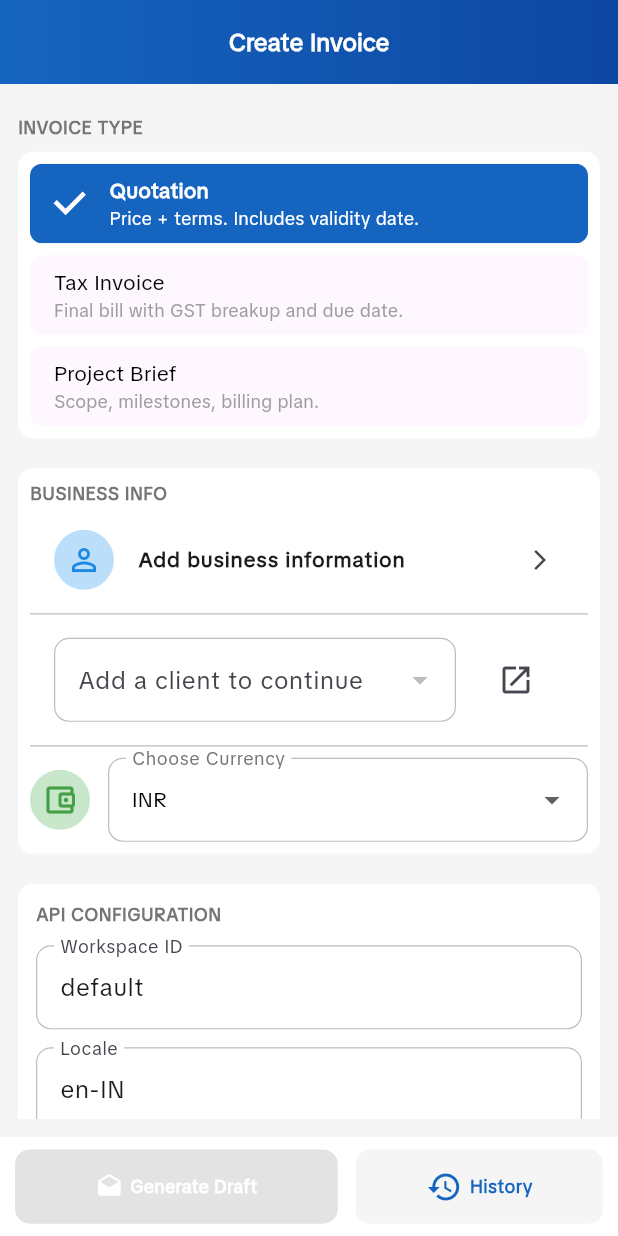
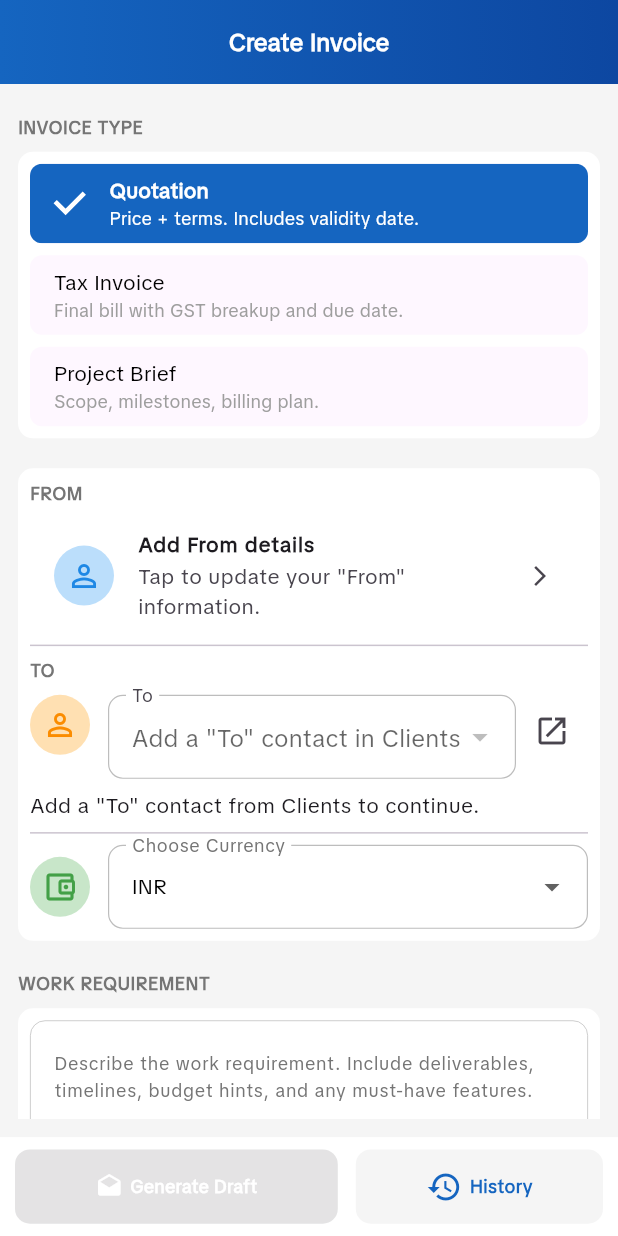
Before and after one commit to Techindraa01/Brief2Bill, a Flutter app: the screen it shows after launch, on a phone screen of 412 x 824 dp. Run offline on Flutter 3.47's test engine with Material 3 defaults, Android fonts, the light colour scheme and no system bars; our stand-ins replace hive, hive_flutter, pdf, printing, qr_flutter; accounts and stored records are empty.

Commit message:
Simplify party selection UI and remove API config panel

```diff
--- a/lib/Screens/home_draft.dart
+++ b/lib/Screens/home_draft.dart
@@ -20,12 +20,6 @@ class HomeDraft extends StatefulWidget {
 
 class _HomeDraftState extends State<HomeDraft> {
   final TextEditingController _desc = TextEditingController();
-  late final TextEditingController _workspaceCtrl;
-  late final TextEditingController _localeCtrl;
-  late final TextEditingController _apiBaseUrlCtrl;
-  late final TextEditingController _apiKeyCtrl;
-  late final TextEditingController _providerCtrl;
-  late final TextEditingController _modelCtrl;
 
   final List<String> _currencies = const ['INR', 'USD', 'EUR', 'GBP', 'AUD', 'CAD'];
   final Box _settingsBox = Hive.box('settings');
@@ -41,25 +35,6 @@ class _HomeDraftState extends State<HomeDraft> {
   @override
   void initState() {
     super.initState();
-    _workspaceCtrl = TextEditingController(
-      text: _settingsBox.get('workspace_id', defaultValue: 'default')?.toString() ?? 'default',
-    );
-    _localeCtrl = TextEditingController(
-      text: _settingsBox.get('locale', defaultValue: 'en-IN')?.toString() ?? 'en-IN',
-    );
-    _apiBaseUrlCtrl = TextEditingController(
-      text: _settingsBox.get('api_base_url', defaultValue: 'http://localhost:8000')?.toString() ??
-          'http://localhost:8000',
-    );
-    _apiKeyCtrl = TextEditingController(
-      text: _settingsBox.get('api_key', defaultValue: '')?.toString() ?? '',
-    );
-    _providerCtrl = TextEditingController(
-      text: _settingsBox.get('provider_override', defaultValue: '')?.toString() ?? '',
-    );
-    _modelCtrl = TextEditingController(
-      text: _settingsBox.get('model_override', defaultValue: '')?.toString() ?? '',
-    );
 
     final clients = _readClients();
     if (clients.isNotEmpty) {
@@ -70,12 +45,6 @@ class _HomeDraftState extends State<HomeDraft> {
   @override
   void dispose() {
     _desc.dispose();
-    _workspaceCtrl.dispose();
-    _localeCtrl.dispose();
-    _apiBaseUrlCtrl.dispose();
-    _apiKeyCtrl.dispose();
-    _providerCtrl.dispose();
-    _modelCtrl.dispose();
     super.dispose();
   }
 
@@ -125,6 +94,27 @@ class _HomeDraftState extends State<HomeDraft> {
     return sanitized;
   }
 
+  String _settingWithDefault(String key, String fallback) {
+    final value = _settingsBox.get(key);
+    if (value == null) {
+      return fallback;
+    }
+    final trimmed = value.toString().trim();
+    return trimmed.isEmpty ? fallback : trimmed;
+  }
+
+  String get _workspaceId => _settingWithDefault('workspace_id', 'default');
+
+  String get _locale => _settingWithDefault('locale', 'en-IN');
+
+  String get _apiBaseUrl => _settingWithDefault('api_base_url', 'http://localhost:8000');
+
+  String get _apiKey => _settingWithDefault('api_key', '');
+
+  String get _providerOverride => _settingWithDefault('provider_override', '');
+
+  String get _modelOverride => _settingWithDefault('model_override', '');
+
   bool _hasClientId(Map<String, dynamic> client) {
     final id = client['id'];
     return id != null && id.toString().trim().isNotEmpty;
@@ -168,18 +158,13 @@ class _HomeDraftState extends State<HomeDraft> {
     );
 
     if (seller.isEmpty || (seller['name']?.toString().isEmpty ?? true)) {
-      _showError('Add your business information before generating documents.');
+      _showError('Add your "From" details before generating documents.');
       return;
     }
     if (client.isEmpty) {
-      _showError('Add at least one client and select it before generating.');
+      _showError('Add at least one "To" contact and select it before generating.');
       return;
     }
-    if (_apiBaseUrlCtrl.text.trim().isEmpty) {
-      _showError('Enter an API base URL (e.g., http://localhost:8000).');
-      return;
-    }
-
     final payload = _buildRequestPayload(seller, client);
     final endpoint = _endpointForSelection();
     final uri = _resolveEndpoint(endpoint);
@@ -227,21 +212,21 @@ class _HomeDraftState extends State<HomeDraft> {
   }
 
   Map<String, String> _buildHeaders() {
-    final workspace = _workspaceCtrl.text.trim().isEmpty
-        ? 'default'
-        : _workspaceCtrl.text.trim();
     final headers = <String, String>{
       'Content-Type': 'application/json',
-      'X-Workspace-Id': workspace,
+      'X-Workspace-Id': _workspaceId,
     };
-    if (_providerCtrl.text.trim().isNotEmpty) {
-      headers['X-Provider'] = _providerCtrl.text.trim();
+    final provider = _providerOverride;
+    if (provider.isNotEmpty) {
+      headers['X-Provider'] = provider;
     }
-    if (_modelCtrl.text.trim().isNotEmpty) {
-      headers['X-Model'] = _modelCtrl.text.trim();
+    final model = _modelOverride;
+    if (model.isNotEmpty) {
+      headers['X-Model'] = model;
     }
-    if (_apiKeyCtrl.text.trim().isNotEmpty) {
-      headers['x-api-key'] = _apiKeyCtrl.text.trim();
+    final apiKey = _apiKey;
+    if (apiKey.isNotEmpty) {
+      headers['x-api-key'] = apiKey;
     }
     return headers;
   }
@@ -258,7 +243,7 @@ class _HomeDraftState extends State<HomeDraft> {
   }
 
   Uri _resolveEndpoint(String path) {
-    var base = _apiBaseUrlCtrl.text.trim();
+    var base = _apiBaseUrl;
     if (base.endsWith('/')) {
       base = base.substring(0, base.length - 1);
     }
@@ -269,9 +254,7 @@ class _HomeDraftState extends State<HomeDraft> {
     Map<String, dynamic> seller,
     Map<String, dynamic> client,
   ) {
-    final locale = _localeCtrl.text.trim().isEmpty
-        ? 'en-IN'
-        : _localeCtrl.text.trim();
+    final locale = _locale;
     final requirement = _desc.text.trim();
 
     final now = DateTime.now();
@@ -327,9 +310,7 @@ class _HomeDraftState extends State<HomeDraft> {
       'locale': locale,
       'requirement': requirement,
       'hints': hints,
-      'workspace_id': _workspaceCtrl.text.trim().isEmpty
-          ? 'default'
-          : _workspaceCtrl.text.trim(),
+      'workspace_id': _workspaceId,
     };
   }
 
@@ -346,9 +327,7 @@ class _HomeDraftState extends State<HomeDraft> {
       bundle['doc_type'] = 'TAX INVOICE';
     }
     bundle['currency'] ??= _currency;
-    bundle['locale'] ??= _localeCtrl.text.trim().isEmpty
-        ? 'en-IN'
-        : _localeCtrl.text.trim();
+    bundle['locale'] ??= _locale;
     bundle['seller'] ??= {};
     bundle['buyer'] ??= {};
     bundle['doc_meta'] ??= {};
@@ -443,10 +422,6 @@ class _HomeDraftState extends State<HomeDraft> {
     } catch (_) {
       return body;
     }
-  }
-
-  void _persistSetting(String key, String value) {
-    _settingsBox.put(key, value);
   }
 
   @override
@@ -544,8 +519,6 @@ class _HomeDraftState extends State<HomeDraft> {
                         return _businessInfoCard(seller, clients, selectedClient);
                       },
                     ),
-                    const SizedBox(height: 20),
-                    _configurationCard(),
                     const SizedBox(height: 20),
                     Text(
                       'WORK REQUIREMENT',
@@ -730,8 +703,20 @@ class _HomeDraftState extends State<HomeDraft> {
   ) {
     final sellerName = seller['name']?.toString() ?? '';
     final sellerSubtitle = _formatPartySubtitle(seller);
-    final clientName = selectedClient['name']?.toString() ?? '';
     final clientSubtitle = _formatPartySubtitle(selectedClient);
+
+    Widget? toSubtitle;
+    if (clientSubtitle.isNotEmpty) {
+      toSubtitle = Padding(
+        padding: const EdgeInsets.only(top: 8),
+        child: Text(clientSubtitle),
+      );
+    } else if (clients.isEmpty) {
+      toSubtitle = const Padding(
+        padding: EdgeInsets.only(top: 8),
+        child: Text('Add a "To" contact from Clients to continue.'),
+      );
+    }
 
     return Container(
       decoration: BoxDecoration(
@@ -744,7 +729,7 @@ class _HomeDraftState extends State<HomeDraft> {
           crossAxisAlignment: CrossAxisAlignment.start,
           children: [
             Text(
-              'BUSINESS INFO',
+              'FROM',
               style: TextStyle(
                 color: Colors.grey.shade600,
                 fontFamily: 'Roboto',
@@ -762,35 +747,61 @@ class _HomeDraftState extends State<HomeDraft> {
                 child: Icon(Icons.perm_identity, color: Colors.blue.shade600),
               ),
               title: Text(
-                sellerName.isEmpty ? 'Add business information' : sellerName,
+                sellerName.isEmpty ? 'Add From details' : sellerName,
                 style: const TextStyle(
                   fontFamily: 'Roboto',
                   fontWeight: FontWeight.w600,
                   fontSize: 14,
                 ),
               ),
-              subtitle: sellerSubtitle.isEmpty ? null : Text(sellerSubtitle),
+              subtitle: sellerSubtitle.isEmpty
+                  ? const Text('Tap to update your "From" information.')
+                  : Text(sellerSubtitle),
               trailing: const Icon(Icons.arrow_forward_ios, size: 16),
             ),
             const Divider(),
-            ListTile(
-              title: DropdownButtonFormField<String>(
-                value: _selectedClientId,
+            Text(
+              'TO',
+              style: TextStyle(
+                color: Colors.grey.shade600,
+                fontFamily: 'Roboto',
+                fontSize: 12,
+                fontWeight: FontWeight.w600,
+              ),
+            ),
+            const SizedBox(height: 8),
+            Row(
+              crossAxisAlignment: CrossAxisAlignment.start,
+              children: [
+                CircleAvatar(
+                  backgroundColor: Colors.orange.shade100,
+                  child: Icon(Icons.person_outline, color: Colors.orange.shade600),
+                ),
+                const SizedBox(width: 12),
+                Expanded(
+                  child: DropdownButtonFormField<String>(
+                    value: clients.any((c) => c['id']?.toString() == _selectedClientId)
+                        ? _selectedClientId
+                        : null,
                     items: clients
                         .map(
                           (client) => DropdownMenuItem(
                             value: client['id']?.toString(),
                             child: Text(
                               client['name']?.toString().isEmpty ?? true
-                              ? 'Unnamed client'
+                                  ? 'Unnamed contact'
                                   : client['name'].toString(),
                             ),
                           ),
                         )
                         .toList(),
-                onChanged: (value) => setState(() => _selectedClientId = value),
+                    onChanged: clients.isEmpty
+                        ? null
+                        : (value) => setState(() => _selectedClientId = value),
                     decoration: InputDecoration(
-                  labelText: clients.isEmpty ? 'Add a client to continue' : 'Select client',
+                      labelText: 'To',
+                      hintText:
+                          clients.isEmpty ? 'Add a "To" contact in Clients' : null,
                       border: OutlineInputBorder(
                         borderRadius: BorderRadius.circular(10),
                         borderSide: BorderSide(color: Colors.grey.shade400, width: 0.8),
@@ -801,17 +812,17 @@ class _HomeDraftState extends State<HomeDraft> {
                       ),
                     ),
                   ),
-              subtitle: clientSubtitle.isEmpty ? null : Padding(
-                padding: const EdgeInsets.only(top: 8),
-                child: Text(clientSubtitle),
                 ),
-              trailing: IconButton(
+                IconButton(
                   icon: const Icon(Icons.open_in_new),
+                  tooltip: 'Manage "To" contacts',
                   onPressed: () => Navigator.of(context).push(
                     MaterialPageRoute(builder: (_) => const ClientsScreen()),
                   ),
                 ),
+              ],
             ),
+            if (toSubtitle != null) toSubtitle,
             const Divider(),
             Row(
               children: [
@@ -869,98 +880,6 @@ class _HomeDraftState extends State<HomeDraft> {
     );
   }
 
-  Widget _configurationCard() {
-    return Container(
-      decoration: BoxDecoration(
-        color: Colors.white,
-        borderRadius: BorderRadius.circular(10),
-      ),
-      child: Padding(
-        padding: const EdgeInsets.all(12),
-        child: Column(
-          crossAxisAlignment: CrossAxisAlignment.start,
-          children: [
-            Text(
-              'API CONFIGURATION',
-              style: TextStyle(
-                color: Colors.grey.shade600,
-                fontFamily: 'Roboto',
-                fontSize: 12,
-                fontWeight: FontWeight.w600,
-              ),
-            ),
-            const SizedBox(height: 12),
-            _settingsField(
-              controller: _workspaceCtrl,
-              label: 'Workspace ID',
-              keyName: 'workspace_id',
-            ),
-            _settingsField(
-              controller: _localeCtrl,
-              label: 'Locale',
-              keyName: 'locale',
-            ),
-            _settingsField(
-              controller: _apiBaseUrlCtrl,
-              label: 'API Base URL',
-              keyName: 'api_base_url',
-              hint: 'http://localhost:8000',
-            ),
-            _settingsField(
-              controller: _apiKeyCtrl,
-              label: 'x-api-key (optional)',
-              keyName: 'api_key',
-              obscure: true,
-            ),
-            _settingsField(
-              controller: _providerCtrl,
-              label: 'X-Provider override (optional)',
-              keyName: 'provider_override',
-            ),
-            _settingsField(
-              controller: _modelCtrl,
-              label: 'X-Model override (optional)',
-              keyName: 'model_override',
-            ),
-          ],
-        ),
-      ),
-    );
-  }
-
-  Widget _settingsField({
-    required TextEditingController controller,
-    required String label,
-    required String keyName,
-    String? hint,
-    bool obscure = false,
-  }) {
-    return Padding(
-      padding: const EdgeInsets.only(bottom: 12),
-      child: TextField(
-        controller: controller,
-        obscureText: obscure,
-        onChanged: (value) => _persistSetting(keyName, value.trim()),
-        decoration: InputDecoration(
-          labelText: label,
-          hintText: hint,
-          border: OutlineInputBorder(
-            borderRadius: BorderRadius.circular(10),
-            borderSide: BorderSide(color: Colors.grey.shade600, width: 0.5),
-          ),
-          enabledBorder: OutlineInputBorder(
-            borderRadius: BorderRadius.circular(10),
-            borderSide: BorderSide(color: Colors.grey.shade400, width: 0.8),
-          ),
-          focusedBorder: OutlineInputBorder(
-            borderRadius: BorderRadius.circular(10),
-            borderSide: BorderSide(color: Colors.grey.shade400, width: 1.2),
-          ),
-        ),
-      ),
-    );
-  }
-
   String _formatPartySubtitle(Map<String, dynamic> party) {
     if (party.isEmpty) return '';
     final parts = <String>[];
```
Lines whose indentation alone changed are shown as unchanged.
